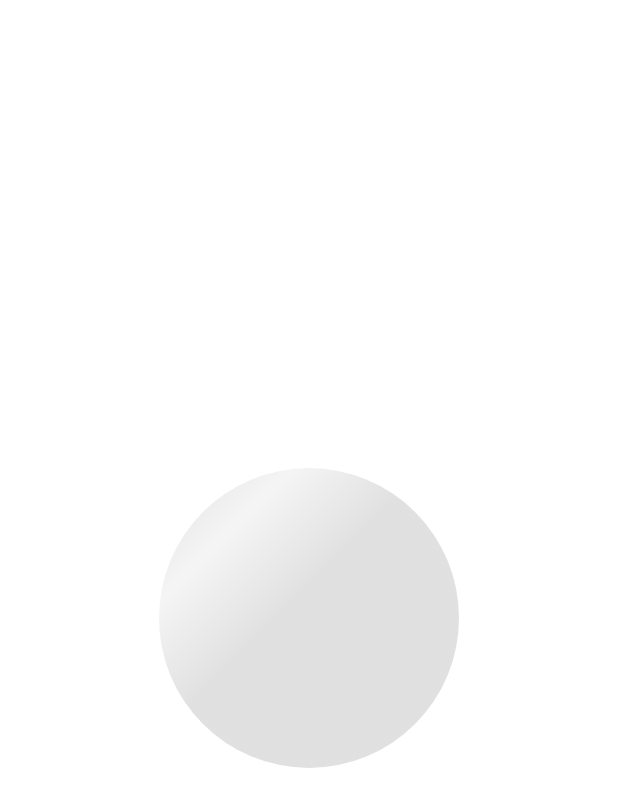
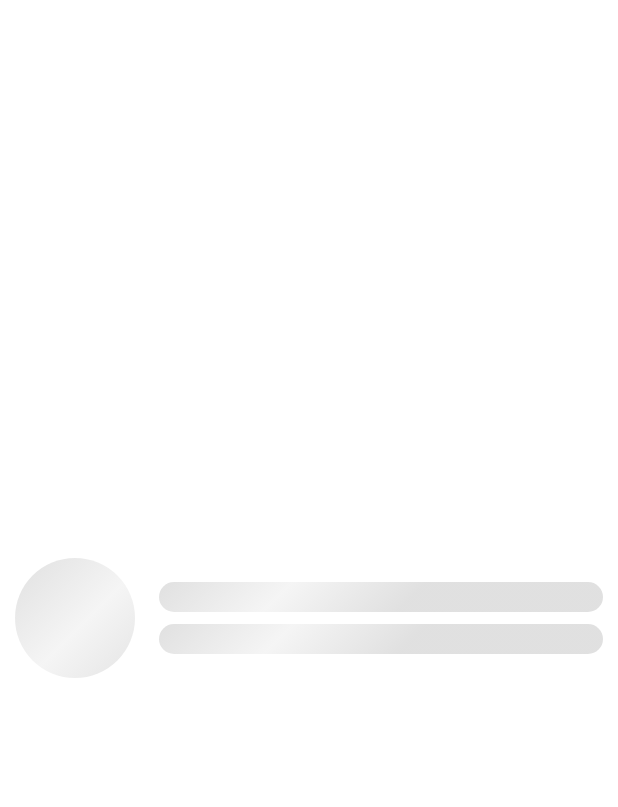
Before and after one commit to fesvieira/ShimmerLayoutCompose, an Android app built with Jetpack Compose: the screen it shows after launch (MainActivity), on a phone screen of 412 x 824 dp. Shown: the top 807 px of the screen. Run offline under Robolectric (Android 15) with nearby library versions, the phone set to English and light mode, and no system bars; our stand-ins replace Shimmer.

Commit message:
create shimmer handler

```diff
--- a/app/src/main/java/com/example/shimmerlayout/AnimatedShimmer.kt
+++ b/app/src/main/java/com/example/shimmerlayout/AnimatedShimmer.kt
@@ -1,50 +1,17 @@
 package com.example.shimmerlayout
 
-import androidx.compose.animation.core.*
-import androidx.compose.foundation.background
 import androidx.compose.foundation.layout.*
 import androidx.compose.foundation.shape.CircleShape
+import androidx.compose.foundation.shape.RoundedCornerShape
 import androidx.compose.runtime.Composable
 import androidx.compose.ui.Alignment
 import androidx.compose.ui.Modifier
 import androidx.compose.ui.draw.clip
-import androidx.compose.ui.geometry.Offset
-import androidx.compose.ui.graphics.Brush
-import androidx.compose.ui.graphics.Color
 import androidx.compose.ui.tooling.preview.Preview
 import androidx.compose.ui.unit.dp
 
 @Composable
-fun AnimatedShimmer() {
-    val shimmerColors = listOf(
-        Color.LightGray.copy(alpha = 0.6f),
-        Color.LightGray.copy(alpha = 0.2f),
-        Color.LightGray.copy(alpha = 0.6f),
-    )
-
-    val transition = rememberInfiniteTransition()
-    val translateAnim = transition.animateFloat(
-        initialValue = 0f,
-        targetValue = 1000f,
-        animationSpec = infiniteRepeatable(
-            animation = tween(
-                durationMillis = 1000,
-                easing = FastOutSlowInEasing
-            )
-        )
-    )
-
-    val brush = Brush.linearGradient(
-        colors = shimmerColors,
-        start = Offset.Zero,
-        end = Offset(x = translateAnim.value, y = translateAnim.value)
-    )
-
-    ShimmerGridItem(brush = brush)
-}
-
-@Composable
-fun ShimmerGridItem(brush: Brush) {
+fun ShimmerGridItem() {
     Row(
         verticalAlignment = Alignment.CenterVertically,
         horizontalArrangement = Arrangement.Center,
@@ -52,15 +19,34 @@ fun ShimmerGridItem(brush: Brush) {
             .fillMaxSize()
             .padding(all = 10.dp)
     ) {
-        Spacer(modifier = Modifier
-            .size(200.dp)
-            .clip(CircleShape)
-            .background(brush))
+        Spacer(
+            modifier = Modifier
+                .size(80.dp)
+                .clip(CircleShape)
+                .shimmer()
+        )
+        Column(modifier = Modifier.padding(start = 16.dp)) {
+            Spacer(
+                modifier = Modifier
+                    .height(20.dp)
+                    .fillMaxWidth()
+                    .clip(RoundedCornerShape(10.dp))
+                    .shimmer()
+            )
+            Spacer(
+                modifier = Modifier
+                    .padding(top = 8.dp)
+                    .height(20.dp)
+                    .fillMaxWidth()
+                    .clip(RoundedCornerShape(10.dp))
+                    .shimmer()
+            )
+        }
     }
 }
 
 @Preview
 @Composable
 fun Aoba() {
-    AnimatedShimmer()
+    ShimmerGridItem()
 }
--- a/app/src/main/java/com/example/shimmerlayout/MainActivity.kt
+++ b/app/src/main/java/com/example/shimmerlayout/MainActivity.kt
@@ -22,22 +22,9 @@ class MainActivity : ComponentActivity() {
                     modifier = Modifier.fillMaxSize(),
                     color = MaterialTheme.colors.background
                 ) {
-                   AnimatedShimmer()
+                    ShimmerGridItem()
                 }
             }
         }
     }
 }
-
-@Composable
-fun Greeting(name: String) {
-    Text(text = "Hello $name!")
-}
-
-@Preview(showBackground = true)
-@Composable
-fun DefaultPreview() {
-    ShimmerLayoutTheme {
-        Greeting("Android")
-    }
-}
--- /dev/null
+++ b/app/src/main/java/com/example/shimmerlayout/shimmer.kt
@@ -0,0 +1,41 @@
+package com.example.shimmerlayout
+
+import androidx.compose.animation.core.*
+import androidx.compose.foundation.background
+import androidx.compose.runtime.Composable
+import androidx.compose.ui.Modifier
+import androidx.compose.ui.composed
+import androidx.compose.ui.geometry.Offset
+import androidx.compose.ui.graphics.Brush
+import androidx.compose.ui.graphics.Color
+
+fun Modifier.shimmer(
+    shimmerColors: List<Color> = listOf(
+        Color.LightGray.copy(alpha = 0.6f),
+        Color.LightGray.copy(alpha = 0.2f),
+        Color.LightGray.copy(alpha = 0.6f),
+    ),
+    finalOffset: Float = 1000f,
+    duration: Int = 1000
+): Modifier = composed {
+
+    val transition = rememberInfiniteTransition()
+    val translateAnim = transition.animateFloat(
+        initialValue = 0f,
+        targetValue = finalOffset,
+        animationSpec = infiniteRepeatable(
+            animation = tween(
+                durationMillis = duration,
+                easing = FastOutSlowInEasing
+            )
+        )
+    )
+
+    val brush = Brush.linearGradient(
+        colors = shimmerColors,
+        start = Offset.Zero,
+        end = Offset(x = translateAnim.value, y = translateAnim.value)
+    )
+
+    this.then(Modifier.background(brush))
+}
```
